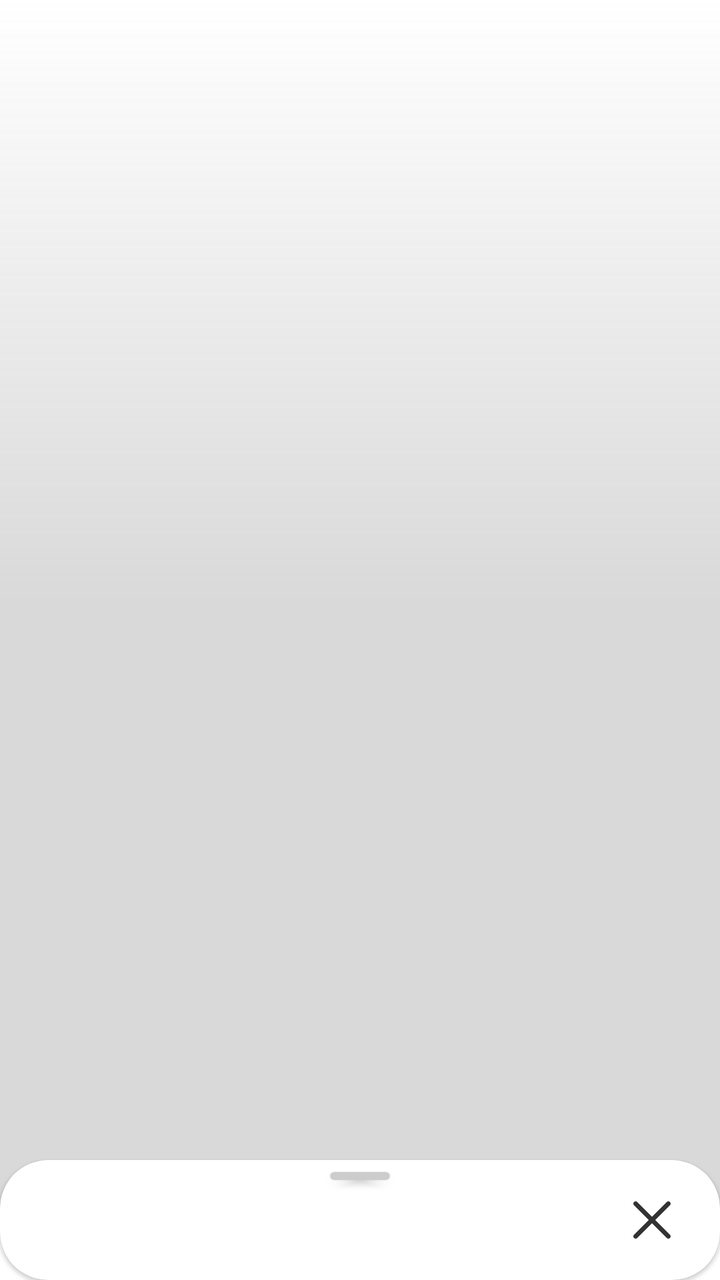
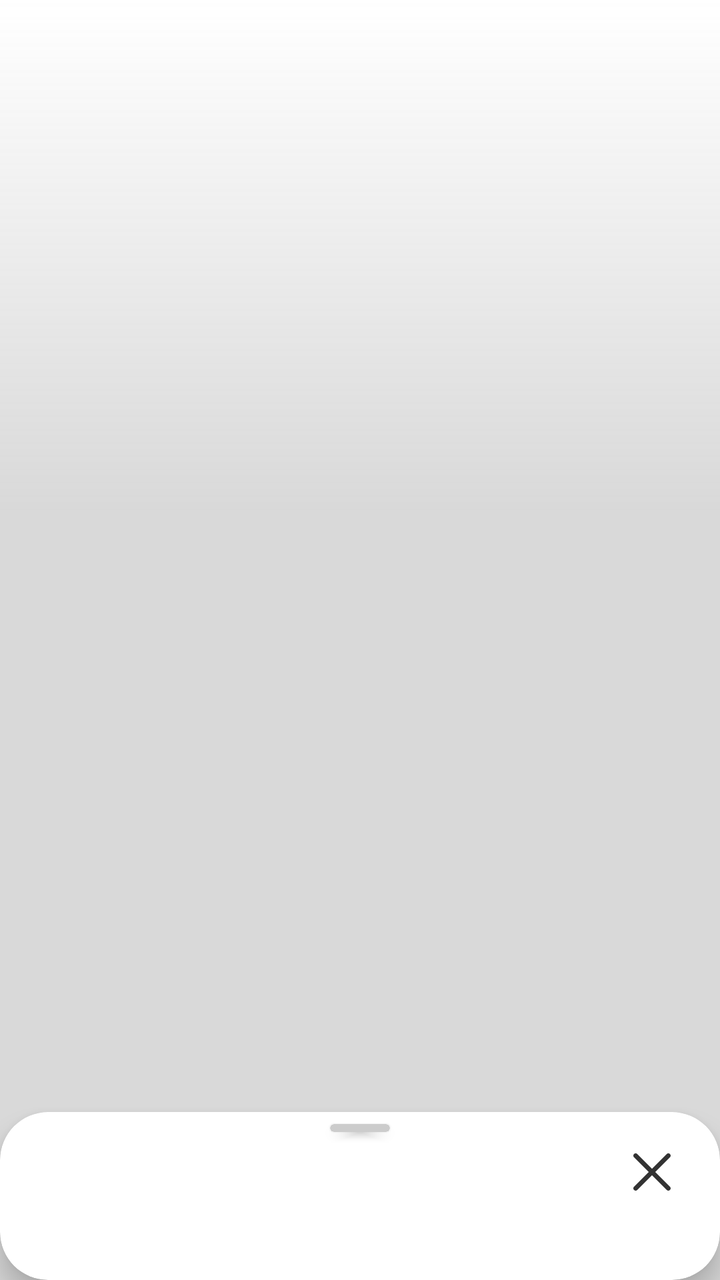

Screens rendered from an Android XML layout before and after an edit, with the pre-edit source and the edit as a unified diff.
<!-- AndroidManifest.xml: another module's application theme Theme.NavBitDemo -->
<!-- res/layout/sheet.xml -->
<?xml version="1.0" encoding="utf-8"?>
<RelativeLayout
    xmlns:android="http://schemas.android.com/apk/res/android"
    xmlns:app="http://schemas.android.com/apk/res-auto"
    android:id="@+id/sheet_insets"
    android:layout_width="match_parent"
    android:layout_height="match_parent"
    android:elevation="4dp">

    <View
        android:id="@+id/background"
        android:layout_width="match_parent"
        android:layout_height="0dp"
        android:layout_alignParentTop="true"
        android:layout_marginBottom="-80dp"
        android:background="@drawable/sheet_background"
        android:layout_above="@id/sheet"/>

    <com.google.android.material.card.MaterialCardView
        android:id="@+id/sheet"
        android:layout_marginTop="50dp"
        android:layout_width="match_parent"
        android:layout_height="wrap_content"
        android:layout_alignParentBottom="true"
        android:background="@drawable/sheet"
        app:cardCornerRadius="24dp"
        app:cardBackgroundColor="@color/screen_sheet_popup_background">

        <FrameLayout
            android:layout_width="match_parent"
            android:layout_height="wrap_content"
            android:orientation="vertical">

            <androidx.cardview.widget.CardView
                android:id="@+id/sheet_line"
                android:layout_width="30dp"
                android:layout_height="4dp"
                android:layout_marginTop="6dp"
                android:layout_gravity="center_horizontal"
                app:cardBackgroundColor="@color/sheet_line"
                app:cardCornerRadius="3dp"/>

            <FrameLayout
                android:id="@+id/sheet_content_area"
                android:layout_width="match_parent"
                android:layout_height="wrap_content"
                android:paddingTop="16dp"/>

            <ImageView
                android:id="@+id/bottomSheetClose"
                android:layout_width="36dp"
                android:layout_height="36dp"
                android:padding="4dp"
                android:layout_marginVertical="12dp"
                android:layout_gravity="end"
                android:layout_marginEnd="16dp"
                android:src="@drawable/ic_close"
                app:tint="@color/navigation_icons" />
        </FrameLayout>
    </com.google.android.material.card.MaterialCardView>
</RelativeLayout>
<!-- resources referenced by this layout -->
<resources>
  <color name="navigation_icons">#333333</color>
  <color name="screen_sheet_popup_background">#FFFFFF</color>
  <color name="sheet_line">#CCCCCC</color>
  <!-- drawable ic_close (drawable) -->
  <vector android:height="24dp" android:viewportHeight="48"
      android:viewportWidth="48" android:width="24dp" xmlns:android="http://schemas.android.com/apk/res/android">
      <path android:fillColor="#000000" android:fillType="nonZero"
          android:pathData="M39.4142,11.4142C40.1953,10.6332 40.1953,9.3669 39.4142,8.5858C38.6332,7.8047 37.3669,7.8047 36.5858,8.5858L24,21.1711L11.4142,8.5858C10.6331,7.8047 9.3668,7.8047 8.5858,8.5858C7.8047,9.3669 7.8047,10.6332 8.5858,11.4142L21.1715,23.9995L8.5858,36.5848C7.8047,37.3658 7.8047,38.6321 8.5858,39.4132C9.3668,40.1943 10.6331,40.1943 11.4142,39.4133L24,26.8279L36.5858,39.4133C37.3669,40.1943 38.6332,40.1943 39.4142,39.4132C40.1953,38.6321 40.1953,37.3658 39.4142,36.5848L26.8285,23.9995L39.4142,11.4142Z"
          android:strokeColor="#00000000" android:strokeWidth="1"/>
  </vector>
  <!-- drawable sheet (drawable) -->
  <?xml version="1.0" encoding="utf-8"?>
  <shape xmlns:android="http://schemas.android.com/apk/res/android">
      <corners
          android:topLeftRadius="24dp"
          android:topRightRadius="24dp"
          android:bottomLeftRadius="0dp"
          android:bottomRightRadius="0dp"/>
      <solid android:color="@android:color/white"/>
  </shape>
  <!-- drawable sheet_background (drawable) -->
  <?xml version="1.0" encoding="utf-8"?>
  <shape xmlns:android="http://schemas.android.com/apk/res/android">
      <gradient
          android:angle="-90"
          android:startColor="@android:color/transparent"
          android:centerColor="@color/sheet_popup_shadow_background"
          android:endColor="@color/sheet_popup_shadow_background"
          android:type="linear"/>
  </shape>
  <style name="Theme.NavBitDemo" parent="Theme.MaterialComponents.DayNight.NoActionBar">
          <item name="colorPrimary">@android:color/transparent</item>
          <item name="colorPrimaryVariant">@android:color/transparent</item>
          <item name="colorOnPrimary">@color/white</item>
          <item name="colorSecondary">@color/teal_200</item>
          <item name="colorSecondaryVariant">@color/teal_700</item>
          <item name="colorOnSecondary">@color/black</item>
          <item name="android:statusBarColor">?attr/colorPrimaryVariant</item>
          <item name="android:windowTranslucentNavigation">true</item>
      </style>
  <color name="sheet_popup_shadow_background">#4D808080</color>
  <color name="white">#FFFFFF</color>
  <color name="teal_200">#03DAC5</color>
  <color name="teal_700">#018786</color>
  <color name="black">#000000</color>
</resources>

<!-- the commit's change to res/layout/sheet.xml (unified diff, before → after) -->
@@ -2,29 +2,33 @@
 <RelativeLayout
     xmlns:android="http://schemas.android.com/apk/res/android"
     xmlns:app="http://schemas.android.com/apk/res-auto"
-    android:id="@+id/sheet_insets"
     android:layout_width="match_parent"
     android:layout_height="match_parent"
+    android:animateLayoutChanges="true"
     android:elevation="4dp">
 
     <View
         android:id="@+id/background"
         android:layout_width="match_parent"
-        android:layout_height="0dp"
+        android:layout_height="match_parent"
         android:layout_alignParentTop="true"
-        android:layout_marginBottom="-80dp"
         android:background="@drawable/sheet_background"
-        android:layout_above="@id/sheet"/>
+        android:clickable="true"
+        android:focusable="true"
+        android:visibility="visible"/>
 
     <com.google.android.material.card.MaterialCardView
         android:id="@+id/sheet"
-        android:layout_marginTop="50dp"
         android:layout_width="match_parent"
         android:layout_height="wrap_content"
         android:layout_alignParentBottom="true"
-        android:background="@drawable/sheet"
+        android:layout_marginTop="50dp"
+        android:clickable="true"
+        android:focusable="true"
+        app:cardElevation="8dp"
+        app:cardBackgroundColor="@color/screen_sheet_popup_background"
         app:cardCornerRadius="24dp"
-        app:cardBackgroundColor="@color/screen_sheet_popup_background">
+        app:rippleColor="@android:color/transparent">
 
         <FrameLayout
             android:layout_width="match_parent"
@@ -43,15 +47,15 @@
             <FrameLayout
                 android:id="@+id/sheet_content_area"
                 android:layout_width="match_parent"
-                android:layout_height="wrap_content"
-                android:paddingTop="16dp"/>
+                android:layout_height="wrap_content"/>
 
             <ImageView
-                android:id="@+id/bottomSheetClose"
+                android:id="@+id/closeButton"
                 android:layout_width="36dp"
                 android:layout_height="36dp"
                 android:padding="4dp"
-                android:layout_marginVertical="12dp"
+                android:layout_marginTop="12dp"
+                android:layout_marginBottom="36dp"
                 android:layout_gravity="end"
                 android:layout_marginEnd="16dp"
                 android:src="@drawable/ic_close"
<!-- resource entries referenced after the edit -->
@@ -10,16 +10,6 @@
           android:pathData="M39.4142,11.4142C40.1953,10.6332 40.1953,9.3669 39.4142,8.5858C38.6332,7.8047 37.3669,7.8047 36.5858,8.5858L24,21.1711L11.4142,8.5858C10.6331,7.8047 9.3668,7.8047 8.5858,8.5858C7.8047,9.3669 7.8047,10.6332 8.5858,11.4142L21.1715,23.9995L8.5858,36.5848C7.8047,37.3658 7.8047,38.6321 8.5858,39.4132C9.3668,40.1943 10.6331,40.1943 11.4142,39.4133L24,26.8279L36.5858,39.4133C37.3669,40.1943 38.6332,40.1943 39.4142,39.4132C40.1953,38.6321 40.1953,37.3658 39.4142,36.5848L26.8285,23.9995L39.4142,11.4142Z"
           android:strokeColor="#00000000" android:strokeWidth="1"/>
   </vector>
-  <!-- drawable sheet (drawable) -->
-  <?xml version="1.0" encoding="utf-8"?>
-  <shape xmlns:android="http://schemas.android.com/apk/res/android">
-      <corners
-          android:topLeftRadius="24dp"
-          android:topRightRadius="24dp"
-          android:bottomLeftRadius="0dp"
-          android:bottomRightRadius="0dp"/>
-      <solid android:color="@android:color/white"/>
-  </shape>
   <!-- drawable sheet_background (drawable) -->
   <?xml version="1.0" encoding="utf-8"?>
   <shape xmlns:android="http://schemas.android.com/apk/res/android">
@@ -27,6 +17,7 @@
           android:angle="-90"
           android:startColor="@android:color/transparent"
           android:centerColor="@color/sheet_popup_shadow_background"
+          android:centerY="0.4"
           android:endColor="@color/sheet_popup_shadow_background"
           android:type="linear"/>
   </shape>
